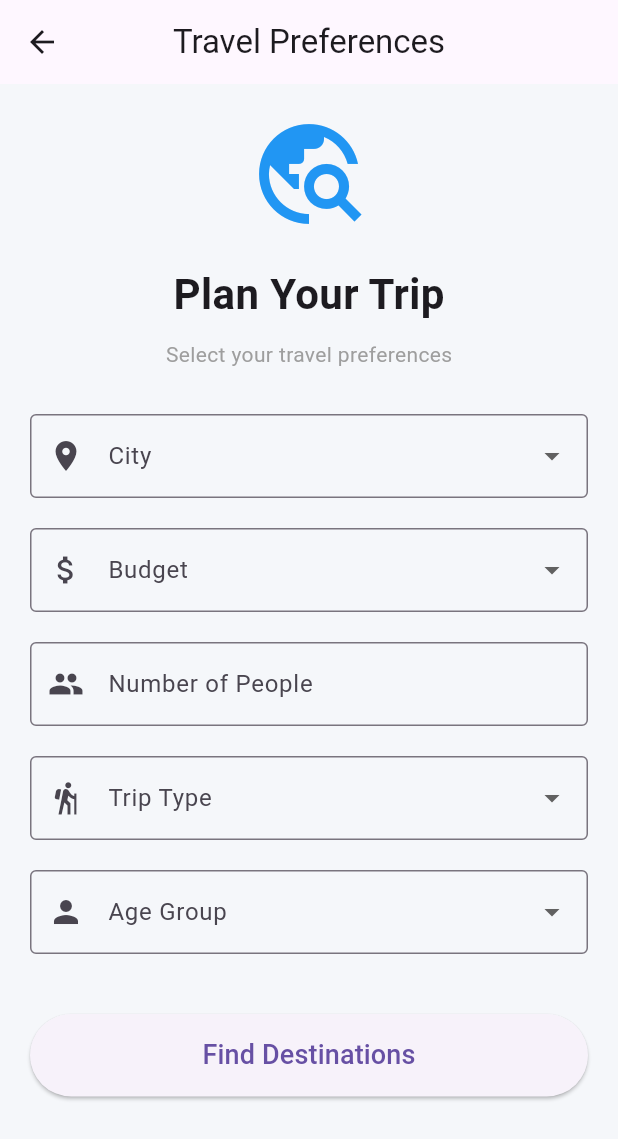
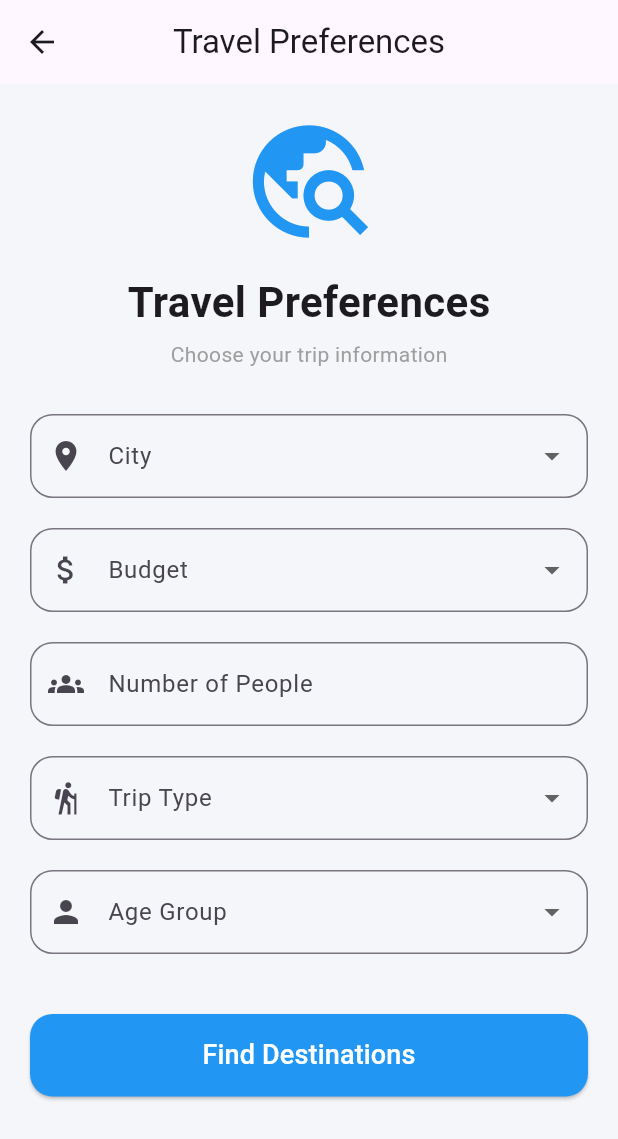
Before and after one commit to Asalasadat/AI-Travel-Squad, a Flutter app: the PreferencesScreen screen opened directly, on a phone screen of 412 x 824 dp. Shown: the top 1139 px of the screen. Run offline on Flutter 3.47's test engine with Material 3 defaults, Android fonts, the phone set to English and light mode, and no system bars.

Commit message:
Add files via upload

```diff
--- a/MobileApp/lib/screens/preferences_screen.dart
+++ b/MobileApp/lib/screens/preferences_screen.dart
@@ -9,6 +9,9 @@ class PreferencesScreen extends StatefulWidget {
 }
 
 class _PreferencesScreenState extends State<PreferencesScreen> {
+
+  final _formKey = GlobalKey<FormState>();
+
   String? city;
   String? budget;
   String? tripType;
@@ -18,51 +21,66 @@ class _PreferencesScreenState extends State<PreferencesScreen> {
 
   @override
   Widget build(BuildContext context) {
+
     return Scaffold(
-      backgroundColor: const Color(0xffF5F7FA),
+
+      backgroundColor: const Color(0xffF4F6FA),
 
       appBar: AppBar(
         title: const Text("Travel Preferences"),
         centerTitle: true,
       ),
 
-      body: SingleChildScrollView(
+      body: SafeArea(
+
+        child: SingleChildScrollView(
+
           padding: const EdgeInsets.all(20),
 
+          child: Form(
+
+            key: _formKey,
+
             child: Column(
+
               children: [
 
                 const Icon(
                   Icons.travel_explore,
-              size: 80,
+                  size: 90,
                   color: Colors.blue,
                 ),
 
-            const SizedBox(height: 20),
+                const SizedBox(height: 15),
 
                 const Text(
-              "Plan Your Trip",
+                  "Travel Preferences",
                   style: TextStyle(
                     fontSize: 28,
                     fontWeight: FontWeight.bold,
                   ),
                 ),
 
-            const SizedBox(height: 10),
+                const SizedBox(height: 5),
 
                 const Text(
-              "Select your travel preferences",
-              style: TextStyle(color: Colors.grey),
+                  "Choose your trip information",
+                  style: TextStyle(
+                    color: Colors.grey,
+                  ),
                 ),
 
                 const SizedBox(height: 30),
 
                 DropdownButtonFormField<String>(
-              decoration: const InputDecoration(
+                  decoration: InputDecoration(
                     labelText: "City",
-                border: OutlineInputBorder(),
-                prefixIcon: Icon(Icons.location_on),
+                    prefixIcon: const Icon(Icons.location_on),
+                    border: OutlineInputBorder(
+                      borderRadius: BorderRadius.circular(15),
                     ),
+                  ),
+
                   items: const [
                     "Jerusalem",
                     "Nablus",
@@ -70,97 +88,160 @@ class _PreferencesScreenState extends State<PreferencesScreen> {
                     "Bethlehem",
                     "Hebron",
                     "Jericho",
-              ].map((city) {
-                return DropdownMenuItem(
-                  value: city,
-                  child: Text(city),
-                );
-              }).toList(),
+                    "Jenin",
+                    "Tulkarm"
+                  ]
+                      .map(
+                        (e) => DropdownMenuItem(
+                          value: e,
+                          child: Text(e),
+                        ),
+                      )
+                      .toList(),
+
                   onChanged: (value) {
                     city = value;
+                  },
+
+                  validator: (value) {
+                    if (value == null) {
+                      return "Please select city";
+                    }
+                    return null;
                   },
                 ),
 
                 const SizedBox(height: 20),
 
                 DropdownButtonFormField<String>(
-              decoration: const InputDecoration(
+                  decoration: InputDecoration(
                     labelText: "Budget",
-                border: OutlineInputBorder(),
-                prefixIcon: Icon(Icons.attach_money),
+                    prefixIcon: const Icon(Icons.attach_money),
+                    border: OutlineInputBorder(
+                      borderRadius: BorderRadius.circular(15),
                     ),
+                  ),
+
                   items: const [
                     "Low",
                     "Medium",
-                "High",
-              ].map((budget) {
-                return DropdownMenuItem(
-                  value: budget,
-                  child: Text(budget),
-                );
-              }).toList(),
+                    "High"
+                  ]
+                      .map(
+                        (e) => DropdownMenuItem(
+                          value: e,
+                          child: Text(e),
+                        ),
+                      )
+                      .toList(),
+
                   onChanged: (value) {
                     budget = value;
+                  },
+
+                  validator: (value) {
+                    if (value == null) {
+                      return "Please select budget";
+                    }
+                    return null;
                   },
                 ),
 
                 const SizedBox(height: 20),
 
-            TextField(
+                TextFormField(
                   controller: peopleController,
+
                   keyboardType: TextInputType.number,
-              decoration: const InputDecoration(
+
+                  decoration: InputDecoration(
                     labelText: "Number of People",
-                border: OutlineInputBorder(),
-                prefixIcon: Icon(Icons.people),
+                    prefixIcon: const Icon(Icons.groups),
+                    border: OutlineInputBorder(
+                      borderRadius: BorderRadius.circular(15),
                     ),
                   ),
 
-            const SizedBox(height: 20),
-
-            DropdownButtonFormField<String>(
-              decoration: const InputDecoration(
-                labelText: "Trip Type",
-                border: OutlineInputBorder(),
-                prefixIcon: Icon(Icons.hiking),
-              ),
-              items: const [
-                "Historical",
-                "Nature",
-                "Adventure",
-                "Family",
-              ].map((trip) {
-                return DropdownMenuItem(
-                  value: trip,
-                  child: Text(trip),
-                );
-              }).toList(),
-              onChanged: (value) {
-                tripType = value;
+                  validator: (value) {
+                    if (value == null || value.isEmpty) {
+                      return "Enter number of people";
+                    }
+                    return null;
                   },
                 ),
 
                 const SizedBox(height: 20),
 
                 DropdownButtonFormField<String>(
-              decoration: const InputDecoration(
+                  decoration: InputDecoration(
+                    labelText: "Trip Type",
+                    prefixIcon: const Icon(Icons.hiking),
+                    border: OutlineInputBorder(
+                      borderRadius: BorderRadius.circular(15),
+                    ),
+                  ),
+
+                  items: const [
+                    "Historical",
+                    "Nature",
+                    "Adventure",
+                    "Family",
+                    "Friends"
+                  ]
+                      .map(
+                        (e) => DropdownMenuItem(
+                          value: e,
+                          child: Text(e),
+                        ),
+                      )
+                      .toList(),
+
+                  onChanged: (value) {
+                    tripType = value;
+                  },
+
+                  validator: (value) {
+                    if (value == null) {
+                      return "Please select trip type";
+                    }
+                    return null;
+                  },
+                ),
+
+                const SizedBox(height: 20),
+
+                DropdownButtonFormField<String>(
+                  decoration: InputDecoration(
                     labelText: "Age Group",
-                border: OutlineInputBorder(),
-                prefixIcon: Icon(Icons.person),
+                    prefixIcon: const Icon(Icons.person),
+                    border: OutlineInputBorder(
+                      borderRadius: BorderRadius.circular(15),
                     ),
+                  ),
+
                   items: const [
                     "Children",
                     "Youth",
                     "Adults",
-                "All Ages",
-              ].map((age) {
-                return DropdownMenuItem(
-                  value: age,
-                  child: Text(age),
-                );
-              }).toList(),
+                    "All Ages"
+                  ]
+                      .map(
+                        (e) => DropdownMenuItem(
+                          value: e,
+                          child: Text(e),
+                        ),
+                      )
+                      .toList(),
+
                   onChanged: (value) {
                     ageGroup = value;
+                  },
+
+                  validator: (value) {
+                    if (value == null) {
+                      return "Please select age group";
+                    }
+                    return null;
                   },
                 ),
 
@@ -169,22 +250,44 @@ class _PreferencesScreenState extends State<PreferencesScreen> {
                 SizedBox(
                   width: double.infinity,
                   height: 55,
+
                   child: ElevatedButton(
+
+                    style: ElevatedButton.styleFrom(
+                      backgroundColor: Colors.blue,
+                      shape: RoundedRectangleBorder(
+                        borderRadius: BorderRadius.circular(15),
+                      ),
+                    ),
+
                     onPressed: () {
+
+                      if (_formKey.currentState!.validate()) {
+
                         Navigator.push(
                           context,
                           MaterialPageRoute(
                             builder: (context) => const ResultsScreen(),
                           ),
                         );
+
+                      }
+
                     },
+
                     child: const Text(
                       "Find Destinations",
-                  style: TextStyle(fontSize: 18),
+                      style: TextStyle(
+                        fontSize: 18,
+                        color: Colors.white,
                       ),
                     ),
                   ),
+                ),
+
               ],
+            ),
+          ),
         ),
       ),
     );
```
Also changed, not shown: MobileApp/lib/screens/favscreen.dart (added, +27 -0 lines), MobileApp/lib/screens/profile_screen.dart (added, +47 -0 lines). Lines whose indentation alone changed are shown as unchanged.
